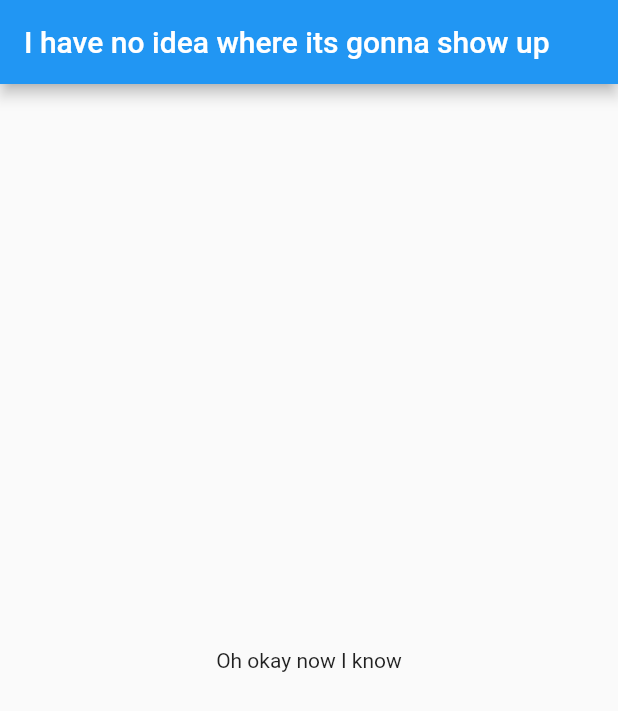
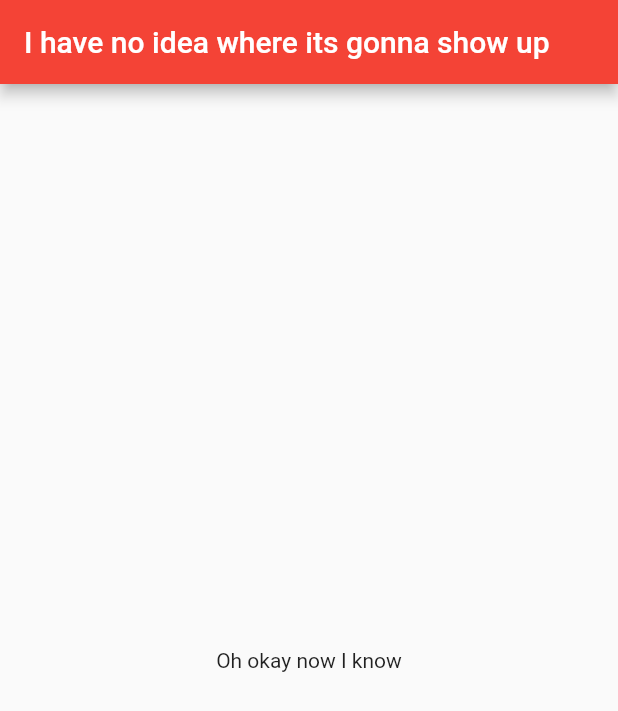
Before and after one commit to msneloy/Akebachi, a Flutter app: the screen it shows after launch, on a phone screen of 412 x 824 dp. Shown: the top 711 px of the screen. Run offline on Flutter 3.47's test engine with Material 2 defaults, Android fonts, the phone set to English and light mode, and no system bars.

Commit message:
Update main.dart

```diff
--- a/lib/main.dart
+++ b/lib/main.dart
@@ -6,7 +6,10 @@ class MyApp extends StatelessWidget {
   @override
   Widget build(BuildContext context) {
     return MaterialApp(
-      title: 'I have no idea whats going on',
+      title: 'Flutter Prototype 01',
+      theme: ThemeData(
+        primarySwatch: Colors.red,
+      ),
       home: Scaffold(
         appBar: AppBar(
           title: const Text('I have no idea where its gonna show up'),
```
